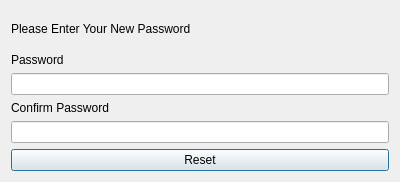
Old version of the form designs/xml/reset_password.ui in the repository daniel-deru/WorkMate-3.0.
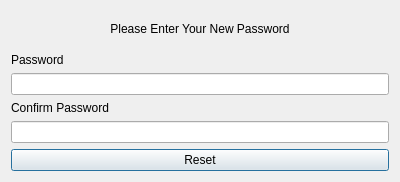
New version of the form.

The edit to the form file:
```diff
--- a/designs/xml/reset_password.ui
+++ b/designs/xml/reset_password.ui
@@ -19,6 +19,9 @@
      <property name="text">
       <string>Please Enter Your New Password</string>
      </property>
+     <property name="alignment">
+      <set>Qt::AlignCenter</set>
+     </property>
     </widget>
    </item>
    <item>
```
